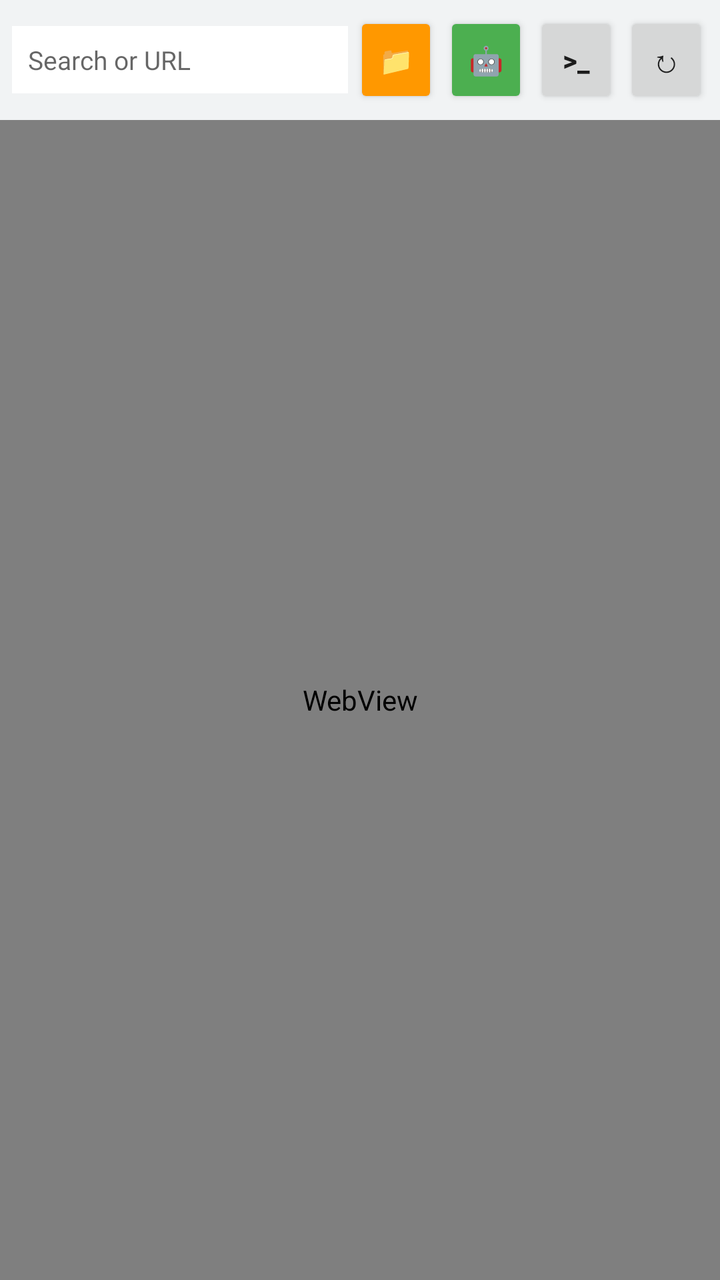
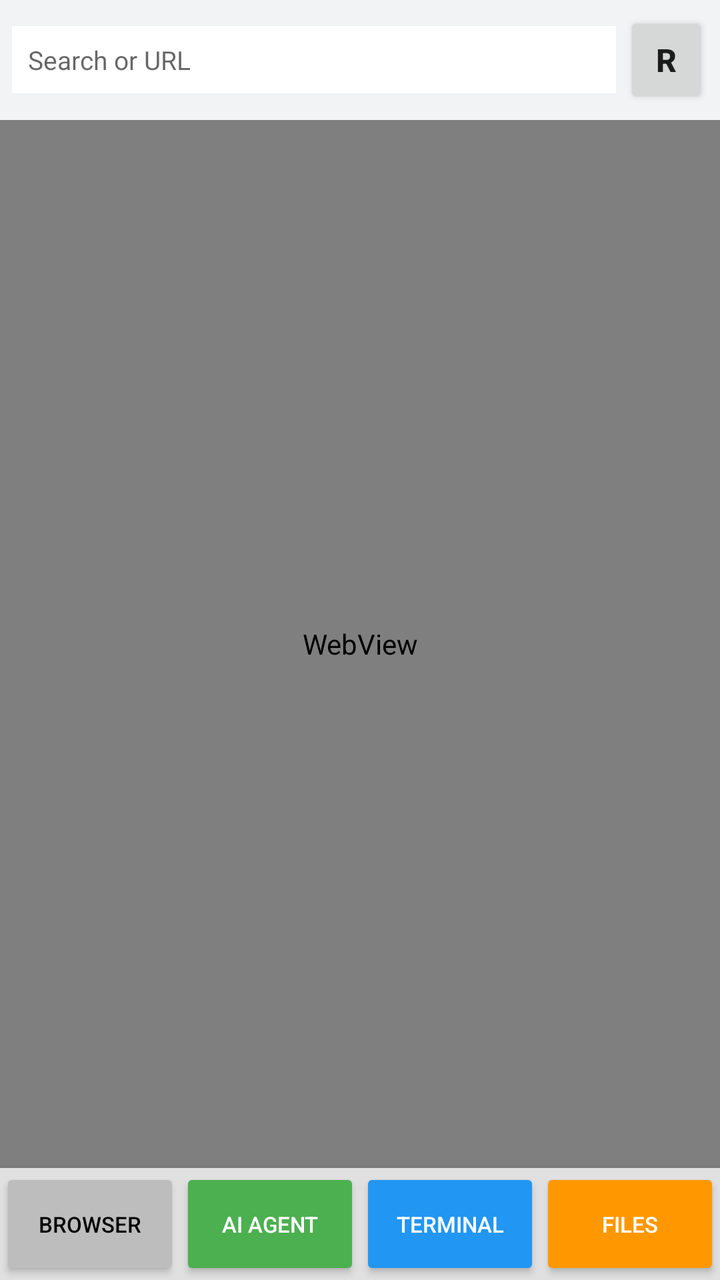

The first picture is an Android layout as it rendered before a commit; the second is the same layout after the commit. The layout source and the unified diff follow.
<!-- AndroidManifest.xml: application theme AppTheme -->
<!-- res/layout/activity_browser.xml -->
<?xml version="1.0" encoding="utf-8"?>
<LinearLayout xmlns:android="http://schemas.android.com/apk/res/android"
    android:layout_width="match_parent"
    android:layout_height="match_parent"
    android:orientation="vertical"
    android:background="#FFFFFF">

    <LinearLayout
        android:layout_width="match_parent"
        android:layout_height="wrap_content"
        android:orientation="horizontal"
        android:padding="6dp"
        android:background="#F1F3F4"
        android:gravity="center_vertical">

        <EditText
            android:id="@+id/url_bar"
            android:layout_width="0dp"
            android:layout_height="wrap_content"
            android:layout_weight="1"
            android:hint="Search or URL"
            android:inputType="textUri"
            android:imeOptions="actionGo"
            android:singleLine="true"
            android:background="#FFFFFF"
            android:padding="8dp"
            android:textSize="13sp" />

        <Button
            android:id="@+id/btn_files"
            android:layout_width="wrap_content"
            android:layout_height="wrap_content"
            android:layout_marginStart="3dp"
            android:text="📁"
            android:textSize="14sp"
            android:minWidth="42dp"
            android:paddingHorizontal="6dp"
            android:backgroundTint="#FF9800"
            android:textColor="#FFFFFF" />

        <Button
            android:id="@+id/btn_agent"
            android:layout_width="wrap_content"
            android:layout_height="wrap_content"
            android:layout_marginStart="3dp"
            android:text="🤖"
            android:textSize="14sp"
            android:minWidth="42dp"
            android:paddingHorizontal="6dp"
            android:backgroundTint="#4CAF50"
            android:textColor="#FFFFFF" />

        <Button
            android:id="@+id/btn_terminal"
            android:layout_width="wrap_content"
            android:layout_height="wrap_content"
            android:layout_marginStart="3dp"
            android:text=">_"
            android:textSize="14sp"
            android:textStyle="bold"
            android:minWidth="42dp"
            android:paddingHorizontal="6dp" />

        <Button
            android:id="@+id/btn_reload"
            android:layout_width="wrap_content"
            android:layout_height="wrap_content"
            android:layout_marginStart="3dp"
            android:text="↻"
            android:textSize="16sp"
            android:minWidth="42dp"
            android:paddingHorizontal="6dp" />
    </LinearLayout>

    <WebView
        android:id="@+id/webview"
        android:layout_width="match_parent"
        android:layout_height="0dp"
        android:layout_weight="1" />
</LinearLayout>
<!-- resources referenced by this layout -->
<resources>
  <style name="AppTheme" parent="@android:style/Theme.Material.Light.NoActionBar">
          <item name="android:statusBarColor">#FFFFFF</item>
          <item name="android:windowLightStatusBar">true</item>
          <item name="android:navigationBarColor">#FFFFFF</item>
      </style>
</resources>

<!-- the commit's change to res/layout/activity_browser.xml (unified diff, before → after) -->
@@ -5,6 +5,7 @@
     android:orientation="vertical"
     android:background="#FFFFFF">
 
+    
     <LinearLayout
         android:layout_width="match_parent"
         android:layout_height="wrap_content"
@@ -27,54 +28,70 @@
             android:textSize="13sp" />
 
         <Button
-            android:id="@+id/btn_files"
-            android:layout_width="wrap_content"
-            android:layout_height="wrap_content"
-            android:layout_marginStart="3dp"
-            android:text="📁"
-            android:textSize="14sp"
-            android:minWidth="42dp"
-            android:paddingHorizontal="6dp"
-            android:backgroundTint="#FF9800"
-            android:textColor="#FFFFFF" />
-
-        <Button
-            android:id="@+id/btn_agent"
-            android:layout_width="wrap_content"
-            android:layout_height="wrap_content"
-            android:layout_marginStart="3dp"
-            android:text="🤖"
-            android:textSize="14sp"
-            android:minWidth="42dp"
-            android:paddingHorizontal="6dp"
-            android:backgroundTint="#4CAF50"
-            android:textColor="#FFFFFF" />
-
-        <Button
-            android:id="@+id/btn_terminal"
-            android:layout_width="wrap_content"
-            android:layout_height="wrap_content"
-            android:layout_marginStart="3dp"
-            android:text=">_"
-            android:textSize="14sp"
-            android:textStyle="bold"
-            android:minWidth="42dp"
-            android:paddingHorizontal="6dp" />
-
-        <Button
             android:id="@+id/btn_reload"
             android:layout_width="wrap_content"
             android:layout_height="wrap_content"
-            android:layout_marginStart="3dp"
-            android:text="↻"
+            android:layout_marginStart="4dp"
+            android:text="R"
             android:textSize="16sp"
+            android:textStyle="bold"
             android:minWidth="42dp"
             android:paddingHorizontal="6dp" />
     </LinearLayout>
 
+    
     <WebView
         android:id="@+id/webview"
         android:layout_width="match_parent"
         android:layout_height="0dp"
         android:layout_weight="1" />
+
+    
+    <LinearLayout
+        android:layout_width="match_parent"
+        android:layout_height="56dp"
+        android:orientation="horizontal"
+        android:background="#E0E0E0"
+        android:elevation="8dp">
+
+        <Button
+            android:id="@+id/btn_nav_browser"
+            android:layout_width="0dp"
+            android:layout_height="match_parent"
+            android:layout_weight="1"
+            android:text="Browser"
+            android:textSize="11sp"
+            android:backgroundTint="#BDBDBD"
+            android:textColor="#000000" />
+
+        <Button
+            android:id="@+id/btn_nav_agent"
+            android:layout_width="0dp"
+            android:layout_height="match_parent"
+            android:layout_weight="1"
+            android:text="AI Agent"
+            android:textSize="11sp"
+            android:backgroundTint="#4CAF50"
+            android:textColor="#FFFFFF" />
+
+        <Button
+            android:id="@+id/btn_nav_terminal"
+            android:layout_width="0dp"
+            android:layout_height="match_parent"
+            android:layout_weight="1"
+            android:text="Terminal"
+            android:textSize="11sp"
+            android:backgroundTint="#2196F3"
+            android:textColor="#FFFFFF" />
+
+        <Button
+            android:id="@+id/btn_nav_files"
+            android:layout_width="0dp"
+            android:layout_height="match_parent"
+            android:layout_weight="1"
+            android:text="Files"
+            android:textSize="11sp"
+            android:backgroundTint="#FF9800"
+            android:textColor="#FFFFFF" />
+    </LinearLayout>
 </LinearLayout>
